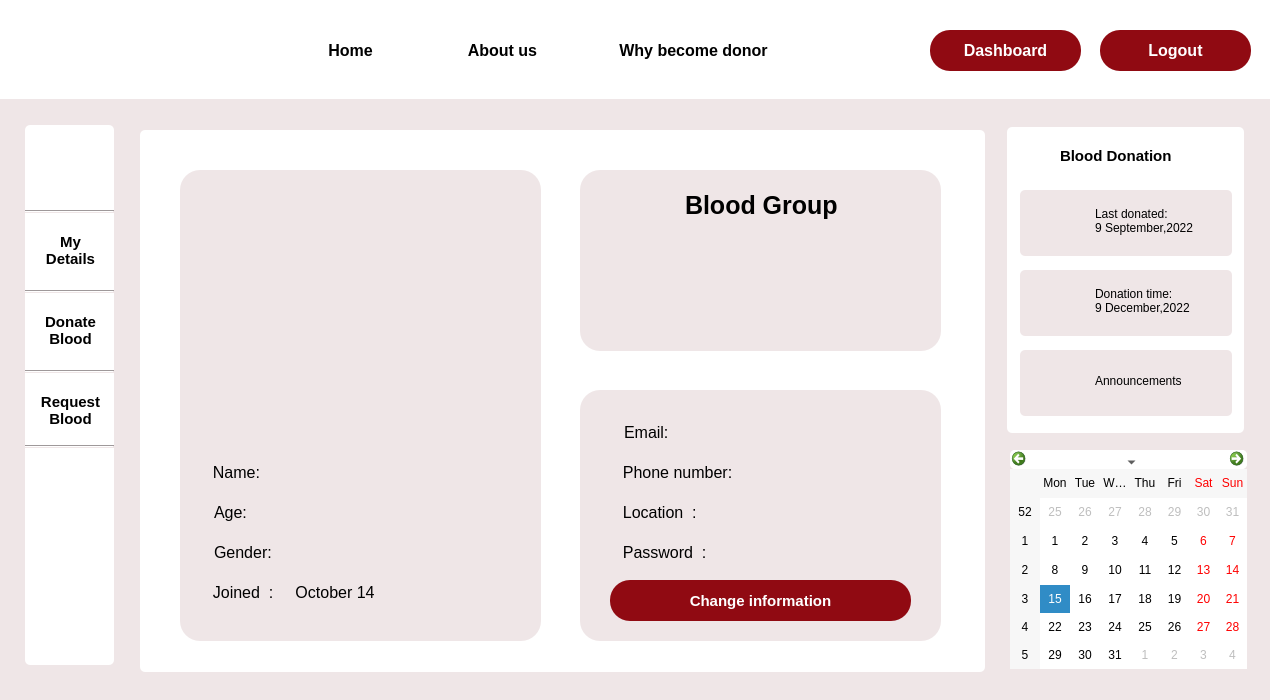
The window that my_details.ui (Rista10/Final) describes before a commit, drawn with Qt 5.
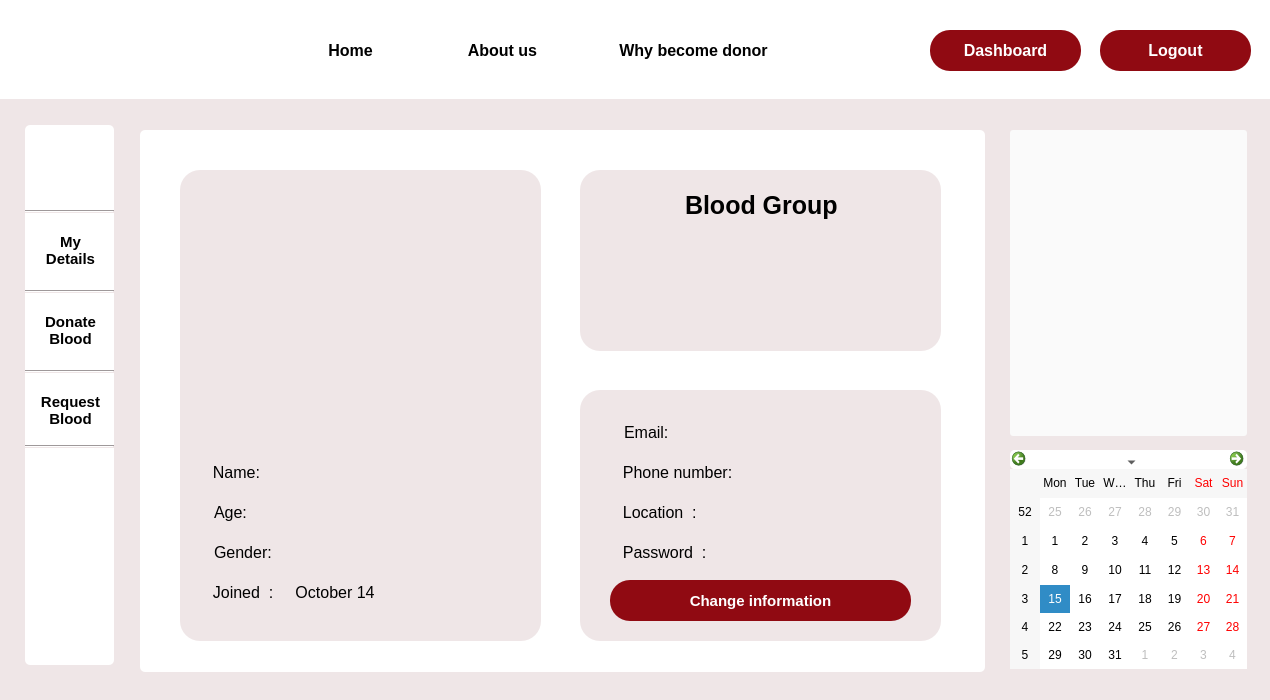
The same window after the commit. Icons and pictures are not drawn.

```diff
--- a/my_details.ui
+++ b/my_details.ui
@@ -71,25 +71,6 @@
     <string/>
    </property>
   </widget>
-  <widget class="QLabel" name="label_29">
-   <property name="geometry">
-    <rect>
-     <x>1030</x>
-     <y>360</y>
-     <width>51</width>
-     <height>41</height>
-    </rect>
-   </property>
-   <property name="cursor">
-    <cursorShape>PointingHandCursor</cursorShape>
-   </property>
-   <property name="styleSheet">
-    <string notr="true">border-image: url(:/img/Images/announcement.png);</string>
-   </property>
-   <property name="text">
-    <string/>
-   </property>
-  </widget>
   <widget class="QLabel" name="label_3">
    <property name="geometry">
     <rect>
@@ -107,25 +88,6 @@
     <string/>
    </property>
   </widget>
-  <widget class="QLabel" name="label_28">
-   <property name="geometry">
-    <rect>
-     <x>1030</x>
-     <y>280</y>
-     <width>51</width>
-     <height>41</height>
-    </rect>
-   </property>
-   <property name="cursor">
-    <cursorShape>PointingHandCursor</cursorShape>
-   </property>
-   <property name="styleSheet">
-    <string notr="true">border-image: url(:/img/Images/hospital.png);</string>
-   </property>
-   <property name="text">
-    <string/>
-   </property>
-  </widget>
   <widget class="QLabel" name="label_7">
    <property name="geometry">
     <rect>
@@ -143,23 +105,6 @@
     <string/>
    </property>
   </widget>
-  <widget class="QLabel" name="label_4">
-   <property name="geometry">
-    <rect>
-     <x>1007</x>
-     <y>127</y>
-     <width>237</width>
-     <height>306</height>
-    </rect>
-   </property>
-   <property name="styleSheet">
-    <string notr="true">background-color: rgb(255, 255, 255);
-border-radius:5px;</string>
-   </property>
-   <property name="text">
-    <string/>
-   </property>
-  </widget>
   <widget class="QPushButton" name="why">
    <property name="geometry">
     <rect>
@@ -230,31 +175,6 @@
     <string>Dashboard</string>
    </property>
   </widget>
-  <widget class="QLabel" name="label_30">
-   <property name="geometry">
-    <rect>
-     <x>1095</x>
-     <y>200</y>
-     <width>131</width>
-     <height>41</height>
-    </rect>
-   </property>
-   <property name="cursor">
-    <cursorShape>PointingHandCursor</cursorShape>
-   </property>
-   <property name="styleSheet">
-    <string notr="true">
-#label_30::hover
-{
-
-	color: rgb(144, 10, 18);
-}</string>
-   </property>
-   <property name="text">
-    <string>Last donated:
-9 September,2022</string>
-   </property>
-  </widget>
   <widget class="Line" name="line_2">
    <property name="geometry">
     <rect>
@@ -284,47 +204,6 @@
     <string/>
    </property>
   </widget>
-  <widget class="QLabel" name="label_26">
-   <property name="geometry">
-    <rect>
-     <x>1020</x>
-     <y>270</y>
-     <width>212</width>
-     <height>66</height>
-    </rect>
-   </property>
-   <property name="cursor">
-    <cursorShape>PointingHandCursor</cursorShape>
-   </property>
-   <property name="styleSheet">
-    <string notr="true">border-radius:5px;</string>
-   </property>
-   <property name="text">
-    <string/>
-   </property>
-  </widget>
-  <widget class="QLabel" name="label_23">
-   <property name="geometry">
-    <rect>
-     <x>1060</x>
-     <y>140</y>
-     <width>141</width>
-     <height>31</height>
-    </rect>
-   </property>
-   <property name="font">
-    <font>
-     <pointsize>11</pointsize>
-     <bold>true</bold>
-    </font>
-   </property>
-   <property name="styleSheet">
-    <string notr="true">background-color: rgb(255, 255, 255);</string>
-   </property>
-   <property name="text">
-    <string>Blood Donation </string>
-   </property>
-  </widget>
   <widget class="Line" name="line">
    <property name="geometry">
     <rect>
@@ -459,25 +338,6 @@
     <enum>Qt::Horizontal</enum>
    </property>
   </widget>
-  <widget class="QLabel" name="label_24">
-   <property name="geometry">
-    <rect>
-     <x>1020</x>
-     <y>190</y>
-     <width>212</width>
-     <height>66</height>
-    </rect>
-   </property>
-   <property name="cursor">
-    <cursorShape>PointingHandCursor</cursorShape>
-   </property>
-   <property name="styleSheet">
-    <string notr="true">border-radius:5px;</string>
-   </property>
-   <property name="text">
-    <string/>
-   </property>
-  </widget>
   <widget class="QLabel" name="label_2">
    <property name="geometry">
     <rect>
@@ -512,93 +372,6 @@
 border-radius:5px;</string>
    </property>
   </widget>
-  <widget class="QLabel" name="label_32">
-   <property name="geometry">
-    <rect>
-     <x>1095</x>
-     <y>360</y>
-     <width>131</width>
-     <height>41</height>
-    </rect>
-   </property>
-   <property name="cursor">
-    <cursorShape>PointingHandCursor</cursorShape>
-   </property>
-   <property name="styleSheet">
-    <string notr="true">
-#label_32::hover
-{
-
-	color: rgb(144, 10, 18);
-}</string>
-   </property>
-   <property name="text">
-    <string>Announcements</string>
-   </property>
-  </widget>
-  <widget class="QLabel" name="label_31">
-   <property name="geometry">
-    <rect>
-     <x>1095</x>
-     <y>280</y>
-     <width>131</width>
-     <height>41</height>
-    </rect>
-   </property>
-   <property name="cursor">
-    <cursorShape>PointingHandCursor</cursorShape>
-   </property>
-   <property name="styleSheet">
-    <string notr="true">
-#label_31::hover
-{
-
-	color: rgb(144, 10, 18);
-}</string>
-   </property>
-   <property name="text">
-    <string>Donation time:
-9 December,2022</string>
-   </property>
-  </widget>
-  <widget class="QLabel" name="label_27">
-   <property name="geometry">
-    <rect>
-     <x>1030</x>
-     <y>200</y>
-     <width>51</width>
-     <height>41</height>
-    </rect>
-   </property>
-   <property name="cursor">
-    <cursorShape>PointingHandCursor</cursorShape>
-   </property>
-   <property name="styleSheet">
-    <string notr="true">border-image: url(:/img/Images/Donor.png);</string>
-   </property>
-   <property name="text">
-    <string/>
-   </property>
-  </widget>
-  <widget class="QLabel" name="label_25">
-   <property name="geometry">
-    <rect>
-     <x>1020</x>
-     <y>350</y>
-     <width>212</width>
-     <height>66</height>
-    </rect>
-   </property>
-   <property name="cursor">
-    <cursorShape>PointingHandCursor</cursorShape>
-   </property>
-   <property name="styleSheet">
-    <string notr="true">border-radius:5px;</string>
-   </property>
-   <property name="text">
-    <string/>
-   </property>
-  </widget>
   <widget class="Line" name="line_3">
    <property name="geometry">
     <rect>
@@ -1231,6 +1004,34 @@
     <string>Logout</string>
    </property>
   </widget>
+  <widget class="QPushButton" name="pushButton_4">
+   <property name="geometry">
+    <rect>
+     <x>1010</x>
+     <y>130</y>
+     <width>237</width>
+     <height>306</height>
+    </rect>
+   </property>
+   <property name="styleSheet">
+    <string notr="true">background-color: rgb(250, 250, 250);
+border-radius:3px;
+</string>
+   </property>
+   <property name="text">
+    <string/>
+   </property>
+   <property name="icon">
+    <iconset resource="Resources.qrc">
+     <normaloff>:/Images/donor_day.JPG</normaloff>:/Images/donor_day.JPG</iconset>
+   </property>
+   <property name="iconSize">
+    <size>
+     <width>250</width>
+     <height>400</height>
+    </size>
+   </property>
+  </widget>
   <zorder>label_2</zorder>
   <zorder>label</zorder>
   <zorder>label_4</zorder>
```
Left out of the diff: 16 changed lines with no effect on the pictures.
